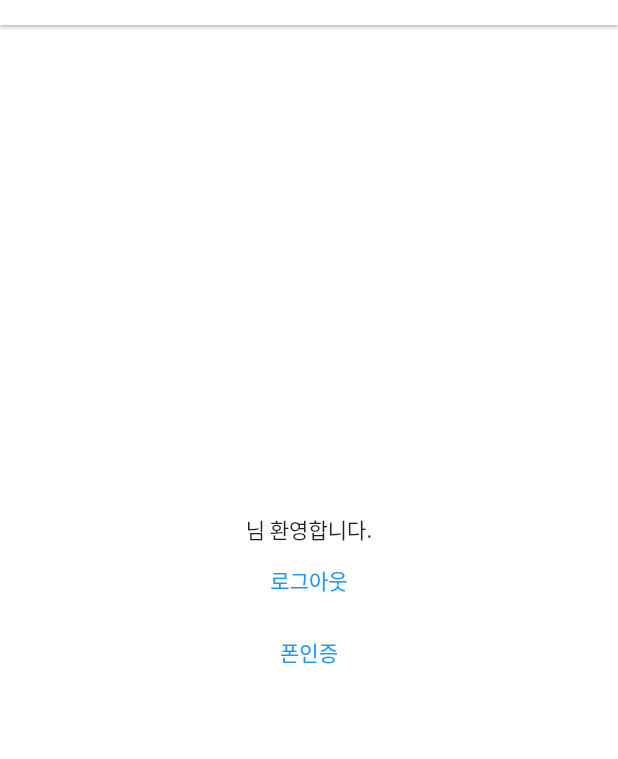
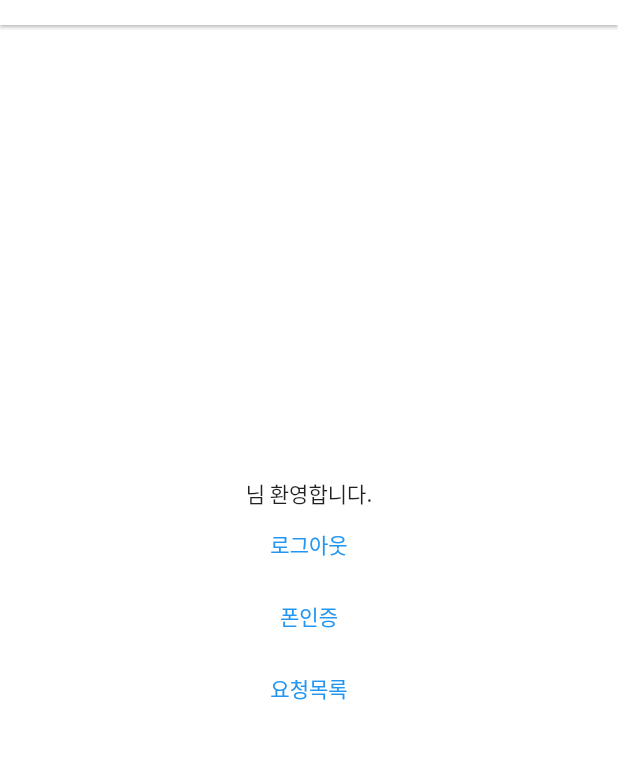
Before and after one commit to asmin0117/nal_la, a Flutter app: the screen it shows once a user with an empty profile is signed in, on a phone screen of 412 x 824 dp, the part 59-818 px from its top. Run offline on Flutter 3.47's test engine with Material 2 defaults, Android fonts, the phone set to English and light mode, and no system bars; our stand-ins replace firebase_auth, firebase_core, flutter_dotenv, flutter_svg, get; missing offline and left inert: flutter_web_auth; accounts and stored records are empty; Roboto replaces fonts that are missing (Noto Sans CJK KR).

Commit message:
요청 목록 작성 중

```diff
--- a/lib/main.dart
+++ b/lib/main.dart
@@ -2,6 +2,7 @@ import 'package:flutter/material.dart';
 import 'package:flutter_dotenv/flutter_dotenv.dart';
 import 'package:get/get.dart';
 import 'package:nal_la/src/app.dart';
+import 'package:nal_la/src/pages/contract_list.dart';
 import 'package:nal_la/src/pages/home.dart';
 import 'package:nal_la/src/pages/join/name_auth.dart';
 import 'package:nal_la/src/pages/join/phone_auth.dart';
@@ -30,6 +31,7 @@ class MyApp extends StatelessWidget {
       getPages: [
         GetPage(name: "/", page: () => Home(), transition: Transition.fade),
         GetPage(name: "/nameAuth", page: () => NameAuthWidget(), transition: Transition.fade),
+        GetPage(name: "/contractList", page: () => ContractList(), transition: Transition.fade),
       ],
     );
   }
--- a/lib/src/controller/appbar_controller.dart
+++ b/lib/src/controller/appbar_controller.dart
@@ -0,0 +1,32 @@
+import 'package:flutter/cupertino.dart';
+import 'package:flutter/material.dart';
+import 'package:flutter_svg/svg.dart';
+import 'package:get/get.dart';
+import 'package:nal_la/values/values.dart';
+
+class AppBarWidget extends GetxService {
+
+  String title = '';
+
+  PreferredSizeWidget appbar(String title) {
+    return AppBar(
+      title: Text(
+        this.title = title,
+        textAlign: TextAlign.left,
+        style: TextStyle(
+          color: AppColors.primaryText,
+          fontWeight: FontWeight.w400,
+          fontSize: 20,
+        ),
+      ),
+      actions: [
+        IconButton(
+            onPressed: () {},
+            icon: SvgPicture.asset(
+              "assets/svg/bell.svg",
+              width: 22,
+            ))
+      ],
+    );
+  }
+}
--- a/lib/src/pages/home.dart
+++ b/lib/src/pages/home.dart
@@ -2,6 +2,7 @@ import 'package:firebase_auth/firebase_auth.dart';
 import 'package:flutter/material.dart';
 import 'package:flutter_svg/flutter_svg.dart';
 import 'package:get/get.dart';
+import 'package:nal_la/src/controller/appbar_controller.dart';
 import 'package:nal_la/src/pages/login.dart';
 
 class Home extends StatefulWidget {
@@ -9,18 +10,18 @@ class Home extends StatefulWidget {
 
   @override
   _HomeState createState() => _HomeState();
+
 }
 
 class _HomeState extends State<Home> {
+
+  AppBarWidget appBarWidget = Get.put(AppBarWidget());
+
   @override
   Widget build(BuildContext context) {
     return SafeArea(
         child: Scaffold(
-          appBar: AppBar(
-            actions: [
-              IconButton(onPressed: (){}, icon: SvgPicture.asset("assets/svg/bell.svg", width: 22,))
-            ],
-          ),
+          appBar: appBarWidget.appbar(''),
       body: StreamBuilder(
         stream: FirebaseAuth.instance.authStateChanges(),
         builder: (BuildContext context, AsyncSnapshot<User?> snapshot) {
@@ -42,6 +43,9 @@ class _HomeState extends State<Home> {
                     },
                     child: Text("폰인증"),
                   ),
+                  TextButton(onPressed: (){
+                    Get.toNamed("/contractList");
+                  }, child: Text("요청목록"))
                 ],
               ),
             );
```
Also changed, not shown: lib/src/controller/join_controller.dart (+3 -5 lines), lib/src/pages/contract_list.dart (added, +114 -0 lines).
